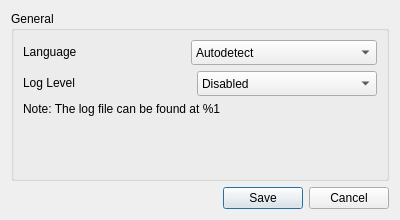
Before: the Qt Designer form software/usbflashprog/ui/settings.ui in robsonsmartins/usbflashprog, drawn with Qt 5.
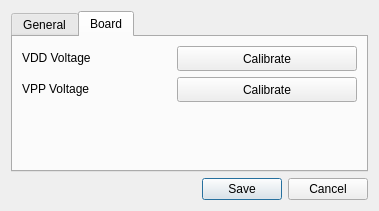
After: the same form once the commit is applied. The open tabs and pages were chosen to show the change. Icons and pictures are not drawn.

```diff
--- a/software/usbflashprog/ui/settings.ui
+++ b/software/usbflashprog/ui/settings.ui
@@ -9,8 +9,8 @@
    <rect>
     <x>0</x>
     <y>0</y>
-    <width>400</width>
-    <height>220</height>
+    <width>379</width>
+    <height>211</height>
    </rect>
   </property>
   <property name="sizePolicy">
@@ -33,11 +33,15 @@
    <item>
     <layout class="QVBoxLayout" name="verticalLayout">
      <item>
-      <widget class="QGroupBox" name="groupBoxGeneral">
-       <property name="title">
+      <widget class="QTabWidget" name="tabSettings">
+       <property name="currentIndex">
+        <number>0</number>
+       </property>
+       <widget class="QWidget" name="tabGeneral">
+        <attribute name="title">
         <string>General</string>
-       </property>
-       <layout class="QVBoxLayout" name="verticalLayout_4">
+        </attribute>
+        <layout class="QVBoxLayout" name="verticalLayout_5">
         <item>
          <layout class="QVBoxLayout" name="verticalLayout_3">
           <item>
@@ -183,6 +187,99 @@
          </layout>
         </item>
        </layout>
+       </widget>
+       <widget class="QWidget" name="tabHardware">
+        <attribute name="title">
+         <string>Board</string>
+        </attribute>
+        <layout class="QVBoxLayout" name="verticalLayout_4">
+         <item>
+          <layout class="QHBoxLayout" name="horizontalLayout_3">
+           <item>
+            <widget class="QLabel" name="labelVddInitCal">
+             <property name="sizePolicy">
+              <sizepolicy hsizetype="Preferred" vsizetype="Fixed">
+               <horstretch>0</horstretch>
+               <verstretch>0</verstretch>
+              </sizepolicy>
+             </property>
+             <property name="text">
+              <string>VDD Voltage</string>
+             </property>
+            </widget>
+           </item>
+           <item>
+            <widget class="QPushButton" name="pushButtonVddInitCal">
+             <property name="sizePolicy">
+              <sizepolicy hsizetype="Fixed" vsizetype="Fixed">
+               <horstretch>0</horstretch>
+               <verstretch>0</verstretch>
+              </sizepolicy>
+             </property>
+             <property name="minimumSize">
+              <size>
+               <width>180</width>
+               <height>25</height>
+              </size>
+             </property>
+             <property name="text">
+              <string>Calibrate</string>
+             </property>
+            </widget>
+           </item>
+          </layout>
+         </item>
+         <item>
+          <layout class="QHBoxLayout" name="horizontalLayout_4">
+           <item>
+            <widget class="QLabel" name="labelVppInitCal">
+             <property name="sizePolicy">
+              <sizepolicy hsizetype="Preferred" vsizetype="Fixed">
+               <horstretch>0</horstretch>
+               <verstretch>0</verstretch>
+              </sizepolicy>
+             </property>
+             <property name="text">
+              <string>VPP Voltage</string>
+             </property>
+            </widget>
+           </item>
+           <item>
+            <widget class="QPushButton" name="pushButtonVppInitCal">
+             <property name="sizePolicy">
+              <sizepolicy hsizetype="Fixed" vsizetype="Fixed">
+               <horstretch>0</horstretch>
+               <verstretch>0</verstretch>
+              </sizepolicy>
+             </property>
+             <property name="minimumSize">
+              <size>
+               <width>180</width>
+               <height>25</height>
+              </size>
+             </property>
+             <property name="text">
+              <string>Calibrate</string>
+             </property>
+            </widget>
+           </item>
+          </layout>
+         </item>
+         <item>
+          <spacer name="verticalSpacer_2">
+           <property name="orientation">
+            <enum>Qt::Vertical</enum>
+           </property>
+           <property name="sizeHint" stdset="0">
+            <size>
+             <width>20</width>
+             <height>40</height>
+            </size>
+           </property>
+          </spacer>
+         </item>
+        </layout>
+       </widget>
       </widget>
      </item>
      <item>
```
Left out of the diff: 12 changed lines with no effect on the pictures. Lines whose indentation alone changed are shown as unchanged.
